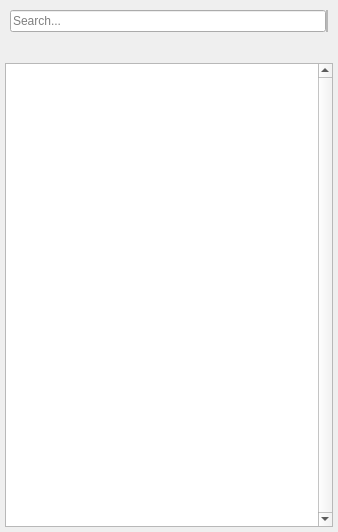
This is dev/Gems/GraphCanvas/Code/StaticLib/GraphCanvas/Widgets/NodePalette/NodePaletteWidget.ui in aws/lumberyard as Qt 5 draws it before an edit. The edited form follows.
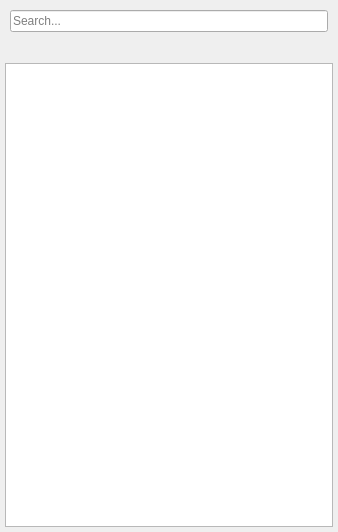
This is the edited form. Custom widgets are drawn as their Qt base class.

Patch:
```diff
--- a/dev/Gems/GraphCanvas/Code/StaticLib/GraphCanvas/Widgets/NodePalette/NodePaletteWidget.ui
+++ b/dev/Gems/GraphCanvas/Code/StaticLib/GraphCanvas/Widgets/NodePalette/NodePaletteWidget.ui
@@ -34,12 +34,6 @@
        <verstretch>0</verstretch>
       </sizepolicy>
      </property>
-     <property name="frameShape">
-      <enum>QFrame::NoFrame</enum>
-     </property>
-     <property name="frameShadow">
-      <enum>QFrame::Raised</enum>
-     </property>
      <layout class="QHBoxLayout" name="horizontalLayout">
       <property name="spacing">
        <number>0</number>
@@ -74,12 +68,6 @@
       </item>
       <item>
        <widget class="QFrame" name="searchCustomization">
-        <property name="frameShape">
-         <enum>QFrame::StyledPanel</enum>
-        </property>
-        <property name="frameShadow">
-         <enum>QFrame::Raised</enum>
-        </property>
         <layout class="QHBoxLayout" name="horizontalLayout_2">
          <property name="spacing">
           <number>0</number>
@@ -155,9 +143,6 @@
     <layout class="QVBoxLayout" name="contentLayout">
      <item>
       <widget class="GraphCanvas::NodePaletteTreeView" name="treeView">
-       <property name="verticalScrollBarPolicy">
-        <enum>Qt::ScrollBarAlwaysOn</enum>
-       </property>
        <attribute name="headerVisible">
         <bool>false</bool>
        </attribute>
```
Left out of the diff: 6 changed lines with no effect on the pictures.
